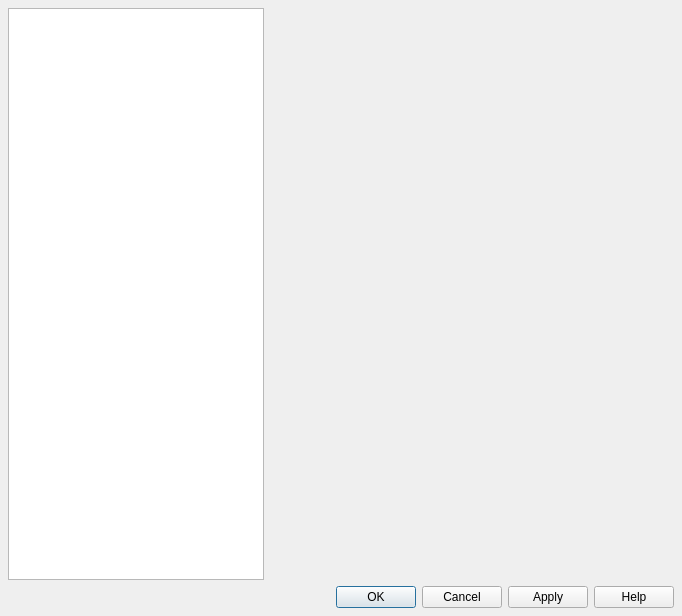
Before: the Qt Designer form src/gui/pref/dialog.ui in wilbert2000/wzplayer, drawn with Qt 5.
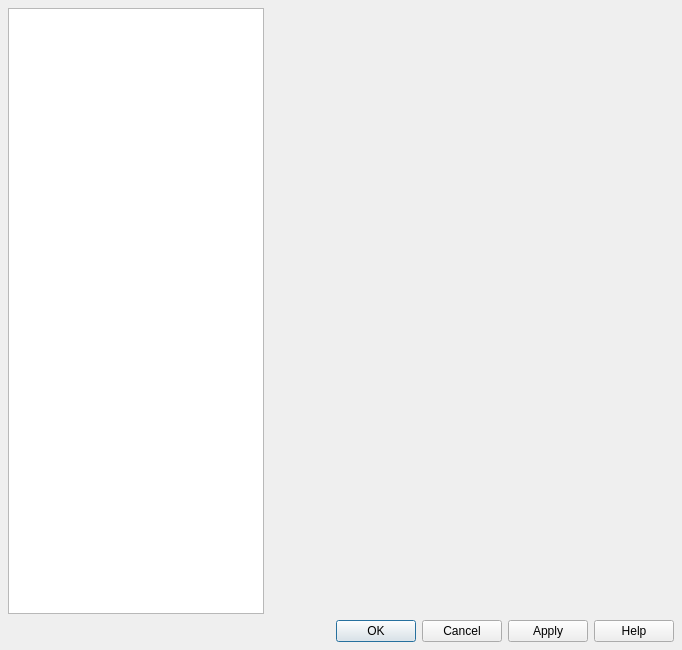
After: the same form once the commit is applied.

```diff
--- a/src/gui/pref/dialog.ui
+++ b/src/gui/pref/dialog.ui
@@ -7,7 +7,7 @@
     <x>0</x>
     <y>0</y>
     <width>682</width>
-    <height>616</height>
+    <height>650</height>
    </rect>
   </property>
   <property name="windowTitle">
```
